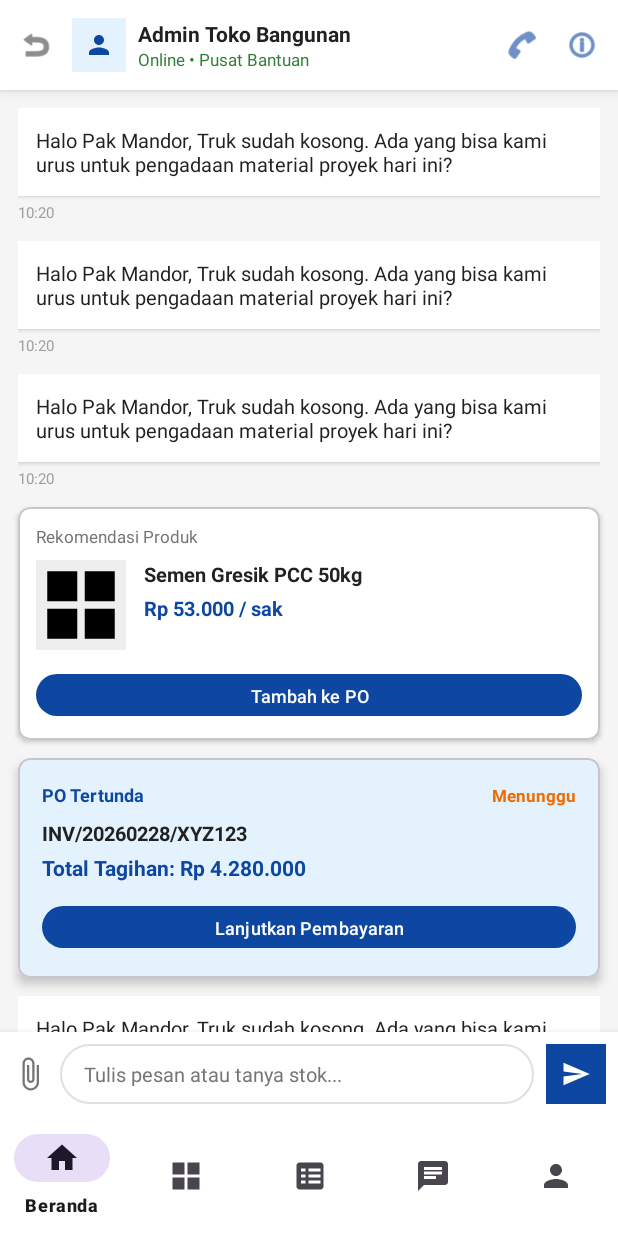
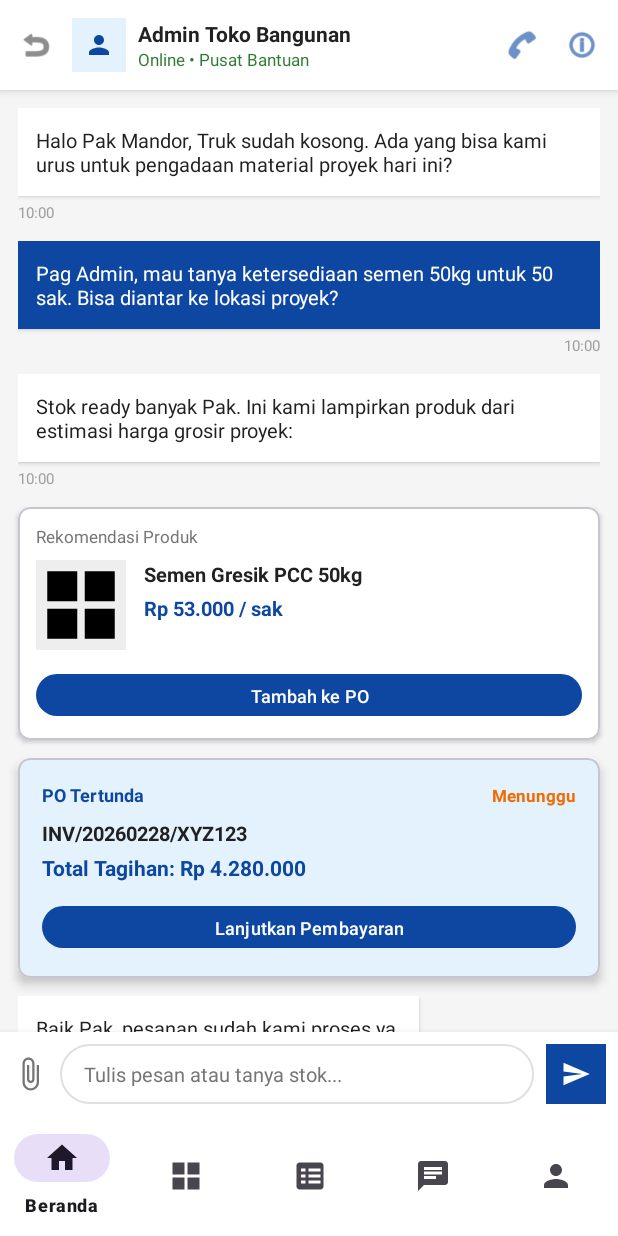
Before and after one commit to rey24ti/halopanda_projek, an Android app: the fragment ChatRoomFragment placed in its activity, on a phone screen of 412 x 824 dp. Run offline under Robolectric (Android 15) with nearby library versions, the phone set to English and light mode, and no system bars.

Commit message:
CustomAdapter dan RecyclerView

```diff
--- a/app/src/main/AndroidManifest.xml
+++ b/app/src/main/AndroidManifest.xml
@@ -20,6 +20,7 @@
             android:theme="@style/Theme.App.Starting">
             <intent-filter>
                 <action android:name="android.intent.action.MAIN" />
+
                 <category android:name="android.intent.category.LAUNCHER" />
             </intent-filter>
         </activity>
@@ -70,6 +71,10 @@
         </provider>
         <!-- ============================================================== -->
 
+        <activity
+            android:name=".projek.MaterialAdapter"
+            android:exported="false"
+            android:windowSoftInputMode="adjustResize" />
     </application>
 
 </manifest>
--- /dev/null
+++ b/app/src/main/java/com/example/rey_halopanda/projek/ChatModel.kt
@@ -0,0 +1,20 @@
+package com.example.rey_halopanda.projek
+
+// Model Daftar Chat
+data class ChatModel(
+    val nama: String, val label: String, val pesan: String,
+    val waktu: String, val badge: String
+)
+
+// Model Isi Chat Room
+data class ChatMessage(
+    val text: String,
+    val isOutgoing: Boolean,
+    val type: Int
+) {
+    companion object {
+        const val TYPE_TEXT = 1
+        const val TYPE_PRODUCT = 2
+        const val TYPE_INVOICE = 3
+    }
+}
--- /dev/null
+++ b/app/src/main/java/com/example/rey_halopanda/projek/ChatRoomAdapter.kt
@@ -0,0 +1,75 @@
+package com.example.rey_halopanda.projek
+
+import android.graphics.Color
+import android.view.Gravity
+import android.view.LayoutInflater
+import android.view.View
+import android.view.ViewGroup
+import android.widget.LinearLayout
+import android.widget.TextView
+import androidx.recyclerview.widget.RecyclerView
+import com.example.rey_halopanda.R
+
+class ChatRoomAdapter(private val messages: List<ChatMessage>) : RecyclerView.Adapter<RecyclerView.ViewHolder>() {
+
+    override fun getItemViewType(position: Int): Int {
+        return messages[position].type
+    }
+
+    override fun onCreateViewHolder(parent: ViewGroup, viewType: Int): RecyclerView.ViewHolder {
+        val inflater = LayoutInflater.from(parent.context)
+        return when (viewType) {
+            ChatMessage.TYPE_TEXT -> {
+                val view = inflater.inflate(R.layout.item_chat_bubble, parent, false)
+                TextViewHolder(view)
+            }
+            ChatMessage.TYPE_PRODUCT -> {
+                val view = inflater.inflate(R.layout.item_chat_product, parent, false)
+                ProductViewHolder(view)
+            }
+            ChatMessage.TYPE_INVOICE -> {
+                val view = inflater.inflate(R.layout.item_chat_invoice, parent, false)
+                InvoiceViewHolder(view)
+            }
+            else -> throw IllegalArgumentException("Unknown type")
+        }
+    }
+
+    override fun onBindViewHolder(holder: RecyclerView.ViewHolder, position: Int) {
+        val message = messages[position]
+        when (holder) {
+            is TextViewHolder -> holder.bind(message)
+            is ProductViewHolder -> { /* Logika produk */ }
+            is InvoiceViewHolder -> { /* Logika invoice */ }
+        }
+    }
+
+    override fun getItemCount() = messages.size
+
+    // 1 ViewHolder untuk Kiri dan Kanan
+    class TextViewHolder(itemView: View) : RecyclerView.ViewHolder(itemView) {
+        private val layoutBubble: LinearLayout = itemView.findViewById(R.id.layoutBubble)
+        private val tvMessage: TextView = itemView.findViewById(R.id.tvMessage)
+        private val tvTime: TextView = itemView.findViewById(R.id.tvTime)
+
+        fun bind(message: ChatMessage) {
+            tvMessage.text = message.text
+            tvTime.text = "10:00" // Anda bisa mengganti dengan waktu asli
+
+            if (message.isOutgoing) {
+                // Jika pesan kita (Kanan)
+                layoutBubble.gravity = Gravity.END
+                tvMessage.setBackgroundColor(Color.parseColor("#0D47A1"))
+                tvMessage.setTextColor(Color.WHITE)
+            } else {
+                // Jika pesan orang lain (Kiri)
+                layoutBubble.gravity = Gravity.START
+                tvMessage.setBackgroundColor(Color.parseColor("#FFFFFF"))
+                tvMessage.setTextColor(Color.parseColor("#212121"))
+            }
+        }
+    }
+
+    class ProductViewHolder(itemView: View) : RecyclerView.ViewHolder(itemView)
+    class InvoiceViewHolder(itemView: View) : RecyclerView.ViewHolder(itemView)
+}
--- a/app/src/main/java/com/example/rey_halopanda/projek/ChatRoomFragment.kt
+++ b/app/src/main/java/com/example/rey_halopanda/projek/ChatRoomFragment.kt
@@ -29,22 +29,19 @@ class ChatRoomFragment : Fragment() {
         rvChatRoom = view.findViewById(R.id.rvChatRoom)
         setupDummyData()
 
-
         adapter = ChatRoomAdapter(messageList)
         rvChatRoom.layoutManager = LinearLayoutManager(requireContext())
         rvChatRoom.adapter = adapter
 
-
         view.findViewById<ImageView>(R.id.btnBack).setOnClickListener {
-            // Kembali ke ChatFragment
             parentFragmentManager.popBackStack()
         }
-
 
         val etMessage = view.findViewById<EditText>(R.id.etMessage)
         view.findViewById<ImageView>(R.id.btnSend).setOnClickListener {
             val text = etMessage.text.toString().trim()
             if (text.isNotEmpty()) {
+                // isOutgoing = true (Pesan Kita)
                 messageList.add(ChatMessage(text, true, ChatMessage.TYPE_TEXT))
                 adapter.notifyItemInserted(messageList.size - 1)
                 rvChatRoom.scrollToPosition(messageList.size - 1)
@@ -56,72 +53,13 @@ class ChatRoomFragment : Fragment() {
     }
 
     private fun setupDummyData() {
+        // isOutgoing = false (Pesan Masuk/Kiri)
         messageList.add(ChatMessage("Halo Pak Mandor, Truk sudah kosong. Ada yang bisa kami urus untuk pengadaan material proyek hari ini?", false, ChatMessage.TYPE_TEXT))
+        // isOutgoing = true (Pesan Kita/Kanan)
         messageList.add(ChatMessage("Pag Admin, mau tanya ketersediaan semen 50kg untuk 50 sak. Bisa diantar ke lokasi proyek?", true, ChatMessage.TYPE_TEXT))
         messageList.add(ChatMessage("Stok ready banyak Pak. Ini kami lampirkan produk dari estimasi harga grosir proyek:", false, ChatMessage.TYPE_TEXT))
-        messageList.add(ChatMessage("", false, ChatMessage.TYPE_PRODUCT)) // Kartu Produk
-        messageList.add(ChatMessage("", false, ChatMessage.TYPE_INVOICE)) // Kartu Invoice
+        messageList.add(ChatMessage("", false, ChatMessage.TYPE_PRODUCT))
+        messageList.add(ChatMessage("", false, ChatMessage.TYPE_INVOICE))
         messageList.add(ChatMessage("Baik Pak, pesanan sudah kami proses ya.", false, ChatMessage.TYPE_TEXT))
     }
-
-
-    inner class ChatRoomAdapter(private val messages: List<ChatMessage>) : RecyclerView.Adapter<RecyclerView.ViewHolder>() {
-
-        override fun getItemViewType(position: Int): Int = messages[position].type
-
-        override fun onCreateViewHolder(parent: ViewGroup, viewType: Int): RecyclerView.ViewHolder {
-            val inflater = LayoutInflater.from(parent.context)
-            return when (viewType) {
-                ChatMessage.TYPE_TEXT -> {
-                    val view = inflater.inflate(R.layout.item_chat_left, parent, false)
-                    TextViewHolder(view)
-                }
-                ChatMessage.TYPE_PRODUCT -> {
-                    val view = inflater.inflate(R.layout.item_chat_product, parent, false)
-                    ProductViewHolder(view)
-                }
-                ChatMessage.TYPE_INVOICE -> {
-                    val view = inflater.inflate(R.layout.item_chat_invoice, parent, false)
-                    InvoiceViewHolder(view)
-                }
-                else -> throw IllegalArgumentException("Unknown type")
-            }
-        }
-
-        override fun onBindViewHolder(holder: RecyclerView.ViewHolder, position: Int) {
-            val message = messages[position]
-            when (holder) {
-                is TextViewHolder -> {
-                    if (message.isOutgoing) {
-                    }
-                    holder.bind(message.text)
-                }
-                is ProductViewHolder -> {}
-                is InvoiceViewHolder -> {}
-            }
-        }
-
-        override fun getItemCount() = messages.size
-    }
-
-    class TextViewHolder(itemView: View) : RecyclerView.ViewHolder(itemView) {
-        fun bind(text: String) {
-
-        }
-    }
-    class ProductViewHolder(itemView: View) : RecyclerView.ViewHolder(itemView)
-    class InvoiceViewHolder(itemView: View) : RecyclerView.ViewHolder(itemView)
-
-
-    data class ChatMessage(
-        val text: String,
-        val isOutgoing: Boolean,
-        val type: Int
-    ) {
-        companion object {
-            const val TYPE_TEXT = 0
-            const val TYPE_PRODUCT = 1
-            const val TYPE_INVOICE = 2
-        }
-    }
 }
--- a/app/src/main/java/com/example/rey_halopanda/projek/HomeFragment.kt
+++ b/app/src/main/java/com/example/rey_halopanda/projek/HomeFragment.kt
@@ -12,6 +12,7 @@ import androidx.recyclerview.widget.GridLayoutManager
 import androidx.recyclerview.widget.LinearLayoutManager
 import androidx.recyclerview.widget.RecyclerView
 import com.example.rey_halopanda.R
+import com.example.rey_halopanda.projek.adapter.MaterialAdapter // Import Adapter Baru
 
 class HomeFragment : Fragment() {
 
@@ -57,7 +58,6 @@ class HomeFragment : Fragment() {
 
         // ================== AKSI IKON ==================
         ivCart.setOnClickListener {
-            // PINDAH KE HALAMAN KERANJANG
             val fragment = KeranjangFragment()
             parentFragmentManager.beginTransaction()
                 .replace(R.id.fragment_container, fragment)
@@ -69,7 +69,6 @@ class HomeFragment : Fragment() {
             Toast.makeText(requireContext(), "Buka Notifikasi", Toast.LENGTH_SHORT).show()
         }
 
-        // Aksi Navigasi Kalkulator
         btnMenuKalkulator.setOnClickListener {
             val fragment = KalkulatorFragment()
             parentFragmentManager.beginTransaction()
@@ -81,7 +80,7 @@ class HomeFragment : Fragment() {
         // Setup RecyclerViews
         setupKategori()
         setupFlashSale()
-        setupProduk()
+        setupProduk() // Ini yang kita ubah
     }
 
     private fun setupKategori() {
@@ -102,6 +101,7 @@ class HomeFragment : Fragment() {
     }
 
     private fun setupFlashSale() {
+        // (Biarkan kode FlashSale kamu tetap sama seperti aslinya)
         val listFlashSale = listOf(
             ProdukModel(
                 nama = "Semen Tiga Roda 50kg",
@@ -138,7 +138,6 @@ class HomeFragment : Fragment() {
         )
         rvFlashSale.layoutManager = LinearLayoutManager(requireContext(), LinearLayoutManager.HORIZONTAL, false)
         rvFlashSale.adapter = ProdukAdapter(listFlashSale) { produk ->
-            // UBAH: Masukkan ke keranjang
             CartManager.tambahKeKeranjang(produk)
             Toast.makeText(requireContext(), "${produk.nama} masuk keranjang!", Toast.LENGTH_SHORT).show()
         }
@@ -190,8 +189,9 @@ class HomeFragment : Fragment() {
             )
         )
         rvProduk.layoutManager = GridLayoutManager(requireContext(), 2)
-        rvProduk.adapter = ProdukAdapter(listProduk) { produk ->
-            // UBAH: Masukkan ke keranjang
+
+        // 🔥 DISINI KITA GUNAKAN MaterialAdapter BARU 🔥
+        rvProduk.adapter = MaterialAdapter(listProduk) { produk ->
             CartManager.tambahKeKeranjang(produk)
             Toast.makeText(requireContext(), "${produk.nama} masuk keranjang!", Toast.LENGTH_SHORT).show()
         }
--- /dev/null
+++ b/app/src/main/java/com/example/rey_halopanda/projek/MaterialAdapter.kt
@@ -0,0 +1,41 @@
+package com.example.rey_halopanda.projek.adapter // Sesuaikan dengan folder adapter kamu
+
+import android.view.LayoutInflater
+import android.view.ViewGroup
+import androidx.recyclerview.widget.RecyclerView
+
+// ⚠️ PERHATIKAN IMPORT DI BAWAH INI (Tanpa .projek) ⚠️
+import com.example.rey_halopanda.databinding.ItemMaterialBinding
+import com.example.rey_halopanda.projek.ProdukModel
+
+class MaterialAdapter(
+    private val materialList: List<ProdukModel>,
+    private val onItemClick: (ProdukModel) -> Unit
+) : RecyclerView.Adapter<MaterialAdapter.MaterialViewHolder>() {
+
+    inner class MaterialViewHolder(val binding: ItemMaterialBinding) :
+        RecyclerView.ViewHolder(binding.root)
+
+    override fun onCreateViewHolder(parent: ViewGroup, viewType: Int): MaterialViewHolder {
+        val binding = ItemMaterialBinding.inflate(
+            LayoutInflater.from(parent.context), parent, false
+        )
+        return MaterialViewHolder(binding)
+    }
+
+    override fun onBindViewHolder(holder: MaterialViewHolder, position: Int) {
+        val item = materialList[position]
+        with(holder.binding) {
+            tvNamaMaterial.text = item.nama
+            tvHarga.text = item.harga
+            tvSatuan.text = "per unit"
+
+            // Gambar lokal
+            imgMaterial.setImageResource(item.gambarResId)
+
+            root.setOnClickListener { onItemClick(item) }
+        }
+    }
+
+    override fun getItemCount(): Int = materialList.size
+}
--- /dev/null
+++ b/app/src/main/res/layout/item_chat_bubble.xml
@@ -0,0 +1,27 @@
+<?xml version="1.0" encoding="utf-8"?>
+<LinearLayout xmlns:android="http://schemas.android.com/apk/res/android"
+    android:id="@+id/layoutBubble"
+    android:layout_width="match_parent"
+    android:layout_height="wrap_content"
+    android:orientation="vertical"
+    android:layout_marginBottom="12dp"
+    android:gravity="start"> <!-- Default ke kiri, nanti diubah lewat Kotlin -->
+
+    <TextView
+        android:id="@+id/tvMessage"
+        android:layout_width="wrap_content"
+        android:layout_height="wrap_content"
+        android:background="#FFFFFF"
+        android:padding="12dp"
+        android:textColor="#212121"
+        android:textSize="13sp"
+        android:elevation="2dp" />
+
+    <TextView
+        android:id="@+id/tvTime"
+        android:layout_width="wrap_content"
+        android:layout_height="wrap_content"
+        android:layout_marginTop="4dp"
+        android:textColor="#9E9E9E"
+        android:textSize="10sp" />
+</LinearLayout>
```
Also changed, not shown: app/build.gradle.kts (+17 -2 lines), app/src/main/java/com/example/rey_halopanda/projek/ChatListAdapter.kt (added, +51 -0 lines), app/src/main/res/layout/item_material.xml (added, +66 -0 lines), app/src/main/java/com/example/rey_halopanda/projek/CartItem.kt (line endings or trailing spaces).
